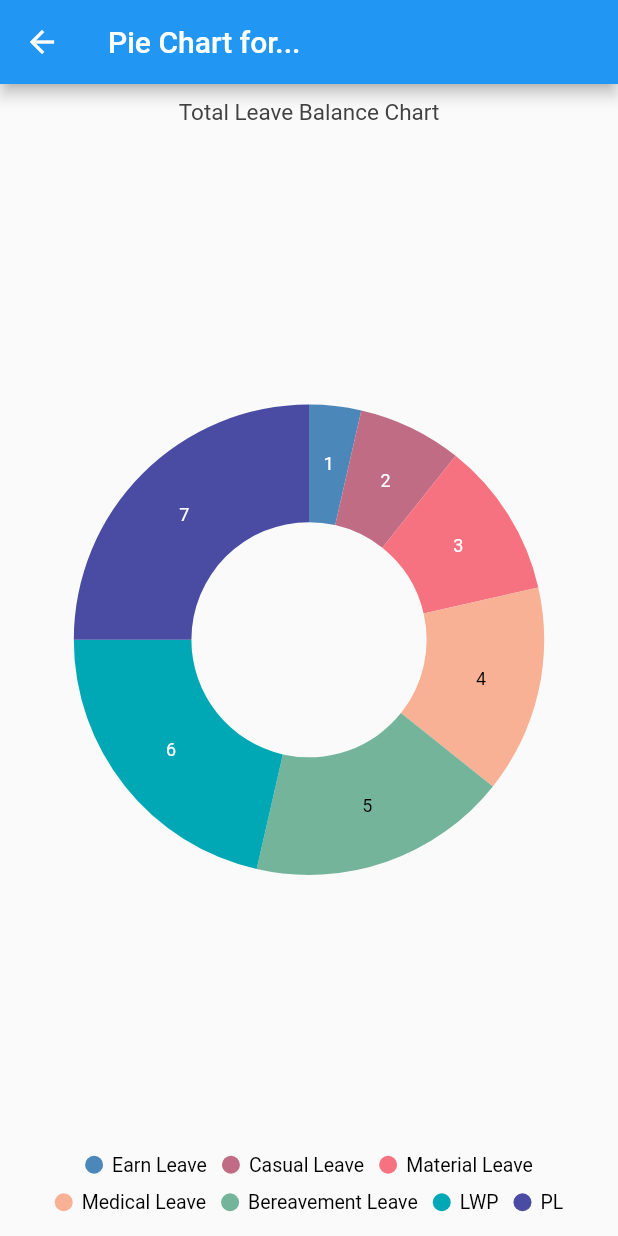
After one commit to ManoarImran/G_Erp_app, a Flutter app: the HomePage screen opened directly, after a tap on "P1", on a phone screen of 412 x 824 dp. The commit adds this screen. Run offline on Flutter 3.47's test engine with Material 2 defaults, Android fonts, the light colour scheme and no system bars; our stand-ins replace pie_chart, syncfusion_flutter_charts.

Commit message:
day4 adding pie chart

```diff
--- a/lib/screen/HomePage.dart
+++ b/lib/screen/HomePage.dart
@@ -1,4 +1,5 @@
 import 'package:flutter/material.dart';
+import 'package:garments_erp/screen/page1.dart';
 import 'AboutUs.dart';
 import 'AttendanceReport.dart';
 import 'ChatBox.dart';
@@ -116,6 +117,17 @@ class _LoginPageBodyState extends State<LoginPageBody> {
                         MaterialPageRoute(builder: (context) => AboutUsPage()));
                   },
                 )),
+            SizedBox(height: 10),
+            Container(
+                height: 50,
+                padding: const EdgeInsets.fromLTRB(10, 0, 10, 0),
+                child: ElevatedButton(
+                  child: const Text('P1'),
+                  onPressed: () {
+                    Navigator.push(context,
+                        MaterialPageRoute(builder: (context) => Page1Body()));
+                  },
+                )),
 
           ],
         ));
--- a/lib/screen/LoginPage.dart
+++ b/lib/screen/LoginPage.dart
@@ -102,7 +102,6 @@ class _LoginPageBodyState extends State<LoginPageBody> {
                     // print(emailController.text);
                     // print(passwordController.text);
                     Navigator.pushReplacement(context, MaterialPageRoute(builder: (context) =>HomePage()));
-
                   },
                 )),
           ],
--- a/lib/screen/SalaryStatement.dart
+++ b/lib/screen/SalaryStatement.dart
@@ -1,4 +1,5 @@
 import 'package:flutter/material.dart';
+import 'package:pie_chart/pie_chart.dart';
 
 class SalaryStatementPage extends StatelessWidget {
   const SalaryStatementPage({Key? key}) : super(key: key);
@@ -7,7 +8,6 @@ class SalaryStatementPage extends StatelessWidget {
   Widget build(BuildContext context) {
     return Scaffold(
       appBar: AppBar(title: const Text('Salary Statement'),),
-
     );
   }
 }
--- /dev/null
+++ b/lib/screen/page1.dart
@@ -0,0 +1,67 @@
+import 'package:flutter/material.dart';
+import 'package:syncfusion_flutter_charts/charts.dart';
+
+class Page1Body extends StatefulWidget {
+  const Page1Body({Key? key}) : super(key: key);
+
+  @override
+  State<Page1Body> createState() => _Page1BodyState();
+}
+
+class _Page1BodyState extends State<Page1Body> {
+  late List<GDPData> _chartData;
+  late TooltipBehavior _tooltipBehavior;
+
+  @override
+  void initState() {
+    _chartData = getChartData();
+    _tooltipBehavior = TooltipBehavior(enable: true);
+    super.initState();
+  }
+
+  @override
+  Widget build(BuildContext context) {
+    return SafeArea(
+        child: Scaffold(
+      appBar: AppBar(
+        title: const Text('Pie Chart for...'),
+      ),
+      body: SfCircularChart(
+        title: ChartTitle(text: 'Total Leave Balance Chart'),
+        legend:
+            Legend(isVisible: true, overflowMode: LegendItemOverflowMode.wrap),
+        tooltipBehavior: _tooltipBehavior,
+        series: <CircularSeries>[
+          // PieSeries<GDPData,String>
+          // RadialBarSeries<GDPData,String>
+          DoughnutSeries<GDPData, String>(
+              dataSource: _chartData,
+              xValueMapper: (GDPData data, _) => data.continent,
+              yValueMapper: (GDPData data, _) => data.gdp,
+              dataLabelSettings: DataLabelSettings(isVisible: true),
+              enableTooltip: true),
+        ],
+      ),
+    ));
+  }
+
+  List<GDPData> getChartData() {
+    final List<GDPData> chartData = [
+      GDPData('Earn Leave', 1),
+      GDPData('Casual Leave', 2),
+      GDPData('Material Leave', 3),
+      GDPData('Medical Leave', 4),
+      GDPData('Bereavement Leave', 5),
+      GDPData('LWP', 6),
+      GDPData('PL', 7),
+    ];
+    return chartData;
+  }
+}
+
+class GDPData {
+  GDPData(this.continent, this.gdp);
+
+  final String continent;
+  final int gdp;
+}
--- a/pubspec.yaml
+++ b/pubspec.yaml
@@ -35,10 +35,14 @@ dependencies:
   # The following adds the Cupertino Icons font to your application.
   # Use with the CupertinoIcons class for iOS style icons.
   cupertino_icons: ^1.0.2
+  pie_chart: ^5.3.2
+  charts_flutter: ^0.10.0
 
 dev_dependencies:
   flutter_test:
     sdk: flutter
+  syncfusion_flutter_charts: ^21.1.37
+
 
   # The "flutter_lints" package below contains a set of recommended lints to
   # encourage good coding practices. The lint set provided by the package is
```
Also changed, not shown: lib/screen/EmployeeProfile.dart (+0 -20 lines), pubspec.lock.
